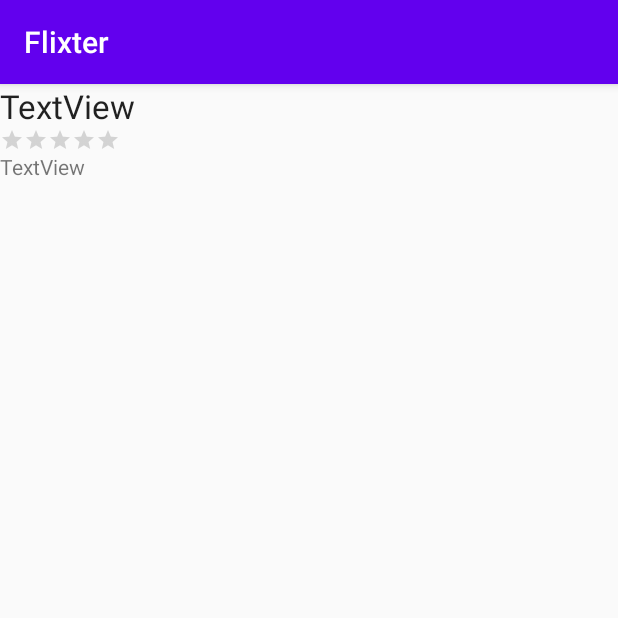
After one commit to Jessica501/Flixter, an Android app: the MovieDetailsActivity screen opened directly, with no data from a screen before it, on a phone screen of 412 x 824 dp, the top half of it. The commit adds this screen. Run offline under Robolectric (Android 15) with nearby library versions, the phone set to English and light mode, and no system bars; libraries missing offline, so code that uses them is left out: org.parceler; 5 statements that could not run were skipped.

Commit message:
Add plaeholder graphic and MovieDetailsActivity

```diff
--- a/app/build.gradle
+++ b/app/build.gradle
@@ -35,4 +35,8 @@ dependencies {
     implementation 'com.github.bumptech.glide:glide:4.11.0'
     // Glide v4 uses this new annotation processor -- see https://bumptech.github.io/glide/doc/generatedapi.html
     annotationProcessor 'com.github.bumptech.glide:compiler:4.11.0'
+
+    implementation 'org.parceler:parceler-api:1.1.12'
+    annotationProcessor 'org.parceler:parceler:1.1.12'
+
 }
--- a/app/src/main/AndroidManifest.xml
+++ b/app/src/main/AndroidManifest.xml
@@ -3,7 +3,6 @@
     package="com.example.flixter">
 
     <uses-permission android:name="android.permission.INTERNET" />
-
 
     <application
         android:allowBackup="true"
@@ -12,6 +11,7 @@
         android:roundIcon="@mipmap/ic_launcher_round"
         android:supportsRtl="true"
         android:theme="@style/AppTheme">
+        <activity android:name=".MovieDetailsActivity"></activity>
         <activity android:name=".MainActivity">
             <intent-filter>
                 <action android:name="android.intent.action.MAIN" />
--- /dev/null
+++ b/app/src/main/java/com/example/flixter/MovieDetailsActivity.java
@@ -0,0 +1,46 @@
+package com.example.flixter;
+
+import androidx.appcompat.app.AppCompatActivity;
+
+import android.os.Bundle;
+import android.os.Parcel;
+import android.util.Log;
+import android.widget.RatingBar;
+import android.widget.TextView;
+
+import com.example.flixter.models.Movie;
+
+import org.parceler.Parcels;
+
+public class MovieDetailsActivity extends AppCompatActivity {
+
+    Movie movie;
+
+    // view objects
+    TextView tvTitle;
+    TextView tvOverview;
+    RatingBar rbVoteAverage;
+
+    @Override
+    protected void onCreate(Bundle savedInstanceState) {
+        super.onCreate(savedInstanceState);
+        setContentView(R.layout.activity_movie_details);
+
+        // initialize the view objects
+        tvTitle = (TextView) findViewById(R.id.tvTitle);
+        tvOverview = (TextView) findViewById(R.id.tvOverview);
+        rbVoteAverage = (RatingBar) findViewById(R.id.rbVoteAverage);
+
+        // unwrap the movie passed in via intent
+        movie = (Movie) Parcels.unwrap(getIntent().getParcelableExtra(Movie.class.getSimpleName()));
+        Log.d("MovieDetailsActivity", String.format("Showing details for '%s'", movie.getTitle()));
+
+        // set the title and overview
+        tvTitle.setText(movie.getTitle());
+        tvOverview.setText(movie.getOverview());
+
+        // vote average is 0-10, convert to 0-5 by dividing by 2
+        float voteAverage = movie.getVoteAverage().floatValue();
+        rbVoteAverage.setRating(voteAverage = voteAverage > 0 ? voteAverage / 2.0f : voteAverage);
+    }
+}
--- /dev/null
+++ b/app/src/main/res/layout/activity_movie_details.xml
@@ -0,0 +1,40 @@
+<?xml version="1.0" encoding="utf-8"?>
+<RelativeLayout xmlns:android="http://schemas.android.com/apk/res/android"
+    xmlns:app="http://schemas.android.com/apk/res-auto"
+    xmlns:tools="http://schemas.android.com/tools"
+    android:layout_width="match_parent"
+    android:layout_height="match_parent"
+    tools:context=".MovieDetailsActivity">
+
+    <TextView
+        android:id="@+id/tvTitle"
+        android:layout_width="match_parent"
+        android:layout_height="wrap_content"
+        android:layout_alignParentStart="true"
+        android:layout_marginStart="0dp"
+        android:layout_marginTop="0dp"
+        android:text="TextView"
+        android:textAppearance="@style/TextAppearance.AppCompat.Large" />
+
+    <RatingBar
+        android:id="@+id/rbVoteAverage"
+        style="@style/Widget.AppCompat.RatingBar.Small"
+        android:layout_width="wrap_content"
+        android:layout_height="wrap_content"
+        android:layout_below="@+id/tvTitle"
+        android:layout_alignParentStart="true"
+        android:layout_marginStart="0dp"
+        android:layout_marginTop="0dp"
+        android:numStars="5"
+        android:stepSize="0.5" />
+
+    <TextView
+        android:id="@+id/tvOverview"
+        android:layout_width="match_parent"
+        android:layout_height="wrap_content"
+        android:layout_below="@+id/rbVoteAverage"
+        android:layout_alignParentStart="true"
+        android:layout_marginStart="0dp"
+        android:layout_marginTop="0dp"
+        android:text="TextView" />
+</RelativeLayout>
```
Also changed, not shown: app/src/main/java/com/example/flixter/adapters/MovieAdapter.java (+33 -2 lines), app/src/main/java/com/example/flixter/models/Movie.java (+14 -0 lines), app/src/main/res/drawable/flicks_backdrop_placeholder.gif (added), app/src/main/res/drawable/flicks_movie_placeholder.gif (added), app/src/main/res/drawable/ic_launcher_foreground.xml (renamed from app/src/main/res/drawable-v24/ic_launcher_foreground.xml).
